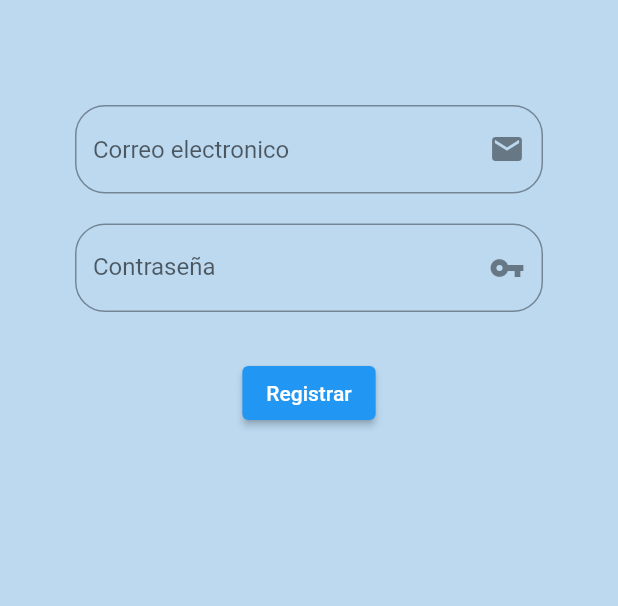
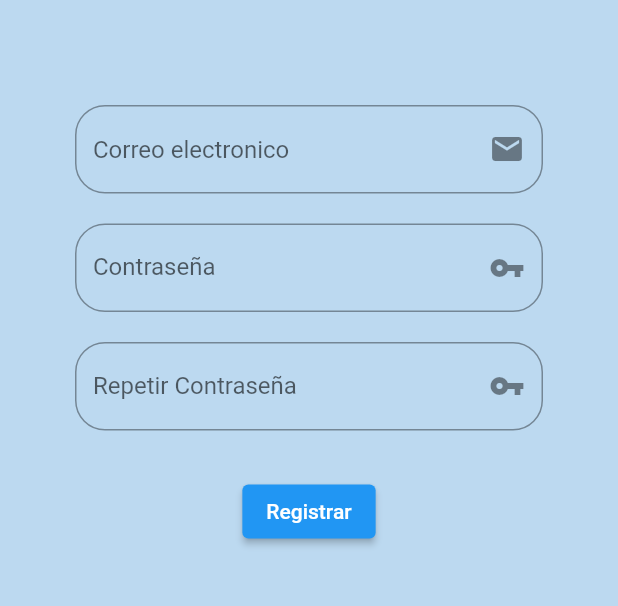
Before and after one commit to GabrielaGalvis/Nomadas_Colombia, a Flutter app: the screen it shows after launch, after a tap on "Registrarse", on a phone screen of 412 x 824 dp, the part 360-966 px from its top. Run offline on Flutter 3.47's test engine with Material 2 defaults, Android fonts, the phone set to English and light mode, and no system bars.

Commit message:
Modificando Splash_Page

```diff
--- a/lib/Pages/loading.dart
+++ /dev/null
@@ -1,21 +0,0 @@
-import 'package:flutter/src/widgets/container.dart';
-import 'package:flutter/src/widgets/framework.dart';
-import 'package:flutter/material.dart';
-
-class LoadinPage extends StatelessWidget {
-  const LoadinPage({super.key});
-
-  @override
-  Widget build(BuildContext context) {
-    return MaterialApp(
-      title: "App Viajeros",
-      debugShowCheckedModeBanner: false,
-      home: Scaffold(
-        appBar: AppBar(
-          title: const Text("Viajando por el mundo"),
-        ),
-        body: const Center(child: CircularProgressIndicator()),
-      ),
-    );
-  }
-}
--- a/lib/Pages/login_page.dart
+++ b/lib/Pages/login_page.dart
@@ -17,6 +17,10 @@ class _LoginPageState extends State<LoginPage> {
   @override
   Widget build(BuildContext context) {
     return Scaffold(
+      appBar: AppBar(
+        elevation: 0,
+        backgroundColor: Colors.transparent,
+      ),
       backgroundColor: const Color.fromARGB(255, 188, 217, 240),
       body: SingleChildScrollView(
         child: Padding(
@@ -74,7 +78,7 @@ class _LoginPageState extends State<LoginPage> {
                           MaterialPageRoute(
                               builder: (context) => const Principal()));
                     },
-                    child: const Text("Ingresar"))
+                    child: const Text("Ingresar")),
               ],
             ),
           ),
--- a/lib/Pages/registrar_page.dart
+++ b/lib/Pages/registrar_page.dart
@@ -49,6 +49,17 @@ class _RegistrarPageState extends State<RegistrarPage> {
                       suffixIcon: Icon(Icons.vpn_key_sharp)),
                 ),
                 const SizedBox(
+                  height: 20,
+                ),
+                TextFormField(
+                  obscureText: true,
+                  decoration: InputDecoration(
+                      labelText: "Repetir Contraseña",
+                      border: OutlineInputBorder(
+                          borderRadius: BorderRadius.circular(20)),
+                      suffixIcon: Icon(Icons.vpn_key_sharp)),
+                ),
+                const SizedBox(
                   height: 30,
                 ),
                 ElevatedButton(
--- a/lib/Pages/splash_page.dart
+++ b/lib/Pages/splash_page.dart
@@ -1,7 +1,6 @@
 // ignore_for_file: sort_child_properties_last
 
 import 'package:flutter/material.dart';
-import 'package:ptoyecto_ciclo4/Pages/loading.dart';
 import 'package:ptoyecto_ciclo4/Pages/login_page.dart';
 
 class SplashPage extends StatefulWidget {
@@ -12,6 +11,7 @@ class SplashPage extends StatefulWidget {
 }
 
 class _SplashPageState extends State<SplashPage> {
+  @override
   void initState() {
     timeNext();
     super.initState();
@@ -28,13 +28,27 @@ class _SplashPageState extends State<SplashPage> {
   Widget build(BuildContext context) {
     return Scaffold(
       backgroundColor: const Color.fromARGB(255, 188, 217, 240),
-      body: Center(
-        child: Container(
-          child: const Image(
-              image: AssetImage("assets/Logo2.png"), width: 300, height: 300),
-          padding: const EdgeInsets.symmetric(vertical: 40, horizontal: 40),
-          margin: const EdgeInsets.all(30),
-        ),
+      body: SafeArea(
+        child: Column(
+            mainAxisAlignment: MainAxisAlignment.spaceBetween,
+            children: [
+              const SizedBox(),
+              const Padding(
+                padding: EdgeInsets.symmetric(vertical: 40, horizontal: 40),
+                child: Image(
+                  image: AssetImage("assets/Logo2.png"),
+                ),
+              ),
+              Column(
+                children: const [
+                  CircularProgressIndicator(),
+                  SizedBox(
+                    height: 20,
+                  ),
+                  Text('Cargando...'),
+                ],
+              )
+            ]),
       ),
     );
   }
```
Also changed, not shown: lib/main.dart (+0 -14 lines).
